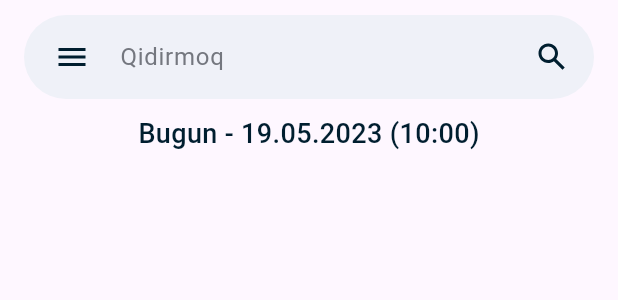
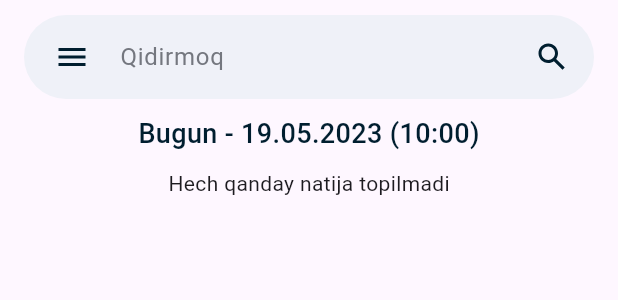
Before and after one commit to Ipilot7/dollar_kursi, a Flutter app: the HomePage widget shown alone on an empty page, opened directly, on a phone screen of 412 x 824 dp. Shown: the top 300 px of the screen. Run offline on Flutter 3.47's test engine with Material 3 defaults, Android fonts, the phone set to English and light mode, and no system bars; our stand-ins replace cached_network_image, flutter_svg, hive; accounts and stored records are empty; network calls fail.

```diff
--- a/lib/presentation/pages/home_page.dart
+++ b/lib/presentation/pages/home_page.dart
@@ -4,38 +4,28 @@ import 'package:provider/provider.dart';
 import 'package:flutter_svg/svg.dart';
 
 import '../../core/provider/main_state.dart';
-import '../../core/models/bank_model.dart';
 import '../../utils/app_text_styles.dart';
 import '../widgets/bank_container.dart';
 import '../../utils/app_assets.dart';
 import '../../utils/app_colors.dart';
 
-class HomePage extends StatefulWidget {
+class HomePage extends StatelessWidget {
   const HomePage({super.key});
 
   @override
-  State<HomePage> createState() => _HomePageState();
-}
-
-class _HomePageState extends State<HomePage> {
-  @override
   Widget build(BuildContext context) {
-    var currentState = context.read<MainAppState>();
-
-    List<BankModel> data = currentState.box.values.toList().cast();
+    final state = context.watch<MainAppState>();
+    final filteredData = state.filteredBanks;
 
     return ListView(
       children: [
         Padding(
-          padding: const EdgeInsets.symmetric(
-            horizontal: 16,
-            vertical: 10,
-          ),
+          padding: const EdgeInsets.symmetric(horizontal: 16, vertical: 10),
           child: SearchBar(
             hintText: 'Qidirmoq',
             leading: IconButton(
               onPressed: () {
-                currentState.key.currentState!.openDrawer();
+                state.key.currentState!.openDrawer();
               },
               icon: SvgPicture.asset(AppAssets.icons.drawer),
             ),
@@ -45,6 +35,7 @@ class _HomePageState extends State<HomePage> {
                 child: SvgPicture.asset(AppAssets.icons.search),
               ),
             ],
+            onChanged: state.setSearchQuery,
           ),
         ),
         Align(
@@ -55,29 +46,27 @@ class _HomePageState extends State<HomePage> {
           ),
         ),
         const SizedBox(height: 10),
-        ...List.generate(
-          data.length,
-          (index) => Column(
-            children: [
-              BankContainer(
-                image: 'http://13.53.144.174${data[index].bank!.image}',
-                name: data[index].bank!.name!,
-                buyPrice: data[index].buy!,
-                sellPrice: data[index].sell!,
+        if (filteredData.isEmpty)
+          const Center(child: Text('Hech qanday natija topilmadi')),
+        ListView.separated(
+          shrinkWrap: true,
+          physics: const NeverScrollableScrollPhysics(),
+          itemCount: filteredData.length,
+          itemBuilder: (_, index) {
+            final item = filteredData[index];
+            return BankContainer(
+              image: item.bank!.image ?? '',
+              name: item.bank!.name!,
+              buyPrice: item.buy!,
+              sellPrice: item.sell!,
+            );
+          },
+          separatorBuilder:
+              (_, __) => Padding(
+                padding: const EdgeInsets.symmetric(horizontal: 16),
+                child: Divider(color: AppColors.secondarySurface, height: 8),
               ),
-              index != data.length - 1
-                  ? Padding(
-                      padding: const EdgeInsets.symmetric(horizontal: 16),
-                      child: Divider(
-                        color: AppColors.secondarySurface,
-                        height: 8,
-                      ),
-                    )
-                  : const SizedBox(),
-            ],
-          ),
         ),
-        const SizedBox(height: 62),
       ],
     );
   }
--- a/pubspec.yaml
+++ b/pubspec.yaml
@@ -1,11 +1,10 @@
 name: dollar_kursi
-description: A new Flutter project.
+description: "A new Flutter project."
 publish_to: 'none'
 version: 1.0.0
 
 environment:
-  sdk: '>=3.0.0 <4.0.0'
-
+  sdk: ^3.7.2
 dependencies:
   flutter:
     sdk: flutter
```
Also changed, not shown: analysis_options.yaml (+27 -0 lines), lib/core/provider/main_state.dart (+82 -22 lines), lib/core/services/bank_service.dart (+5 -2 lines), pubspec.lock, 26 other files.
